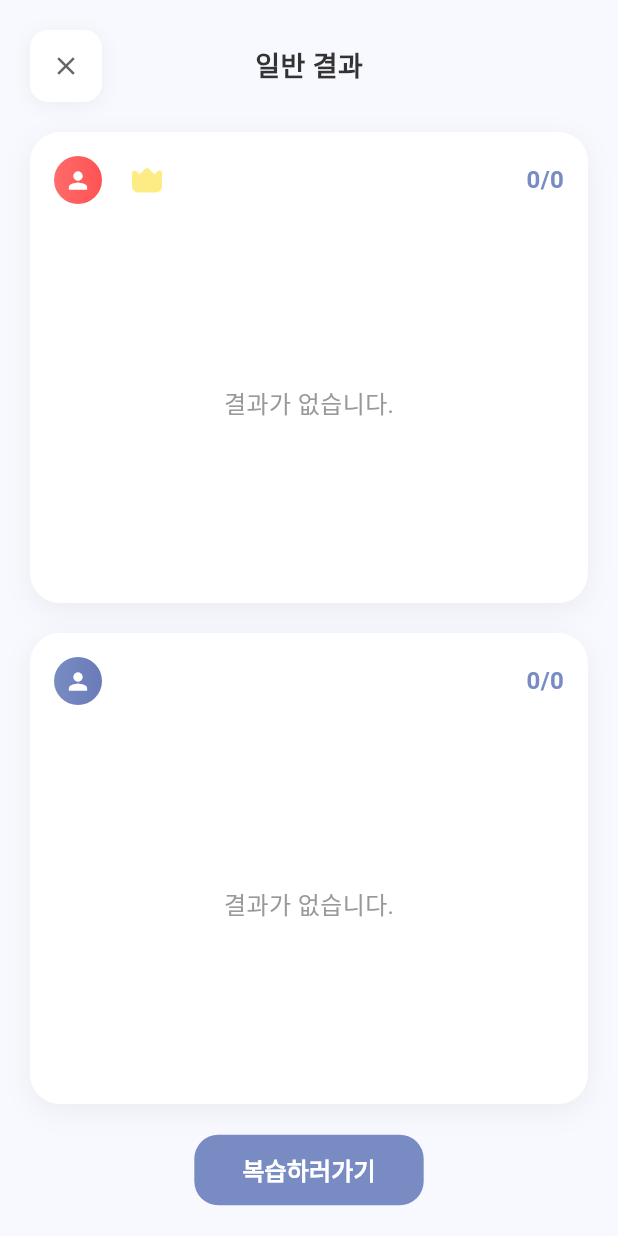
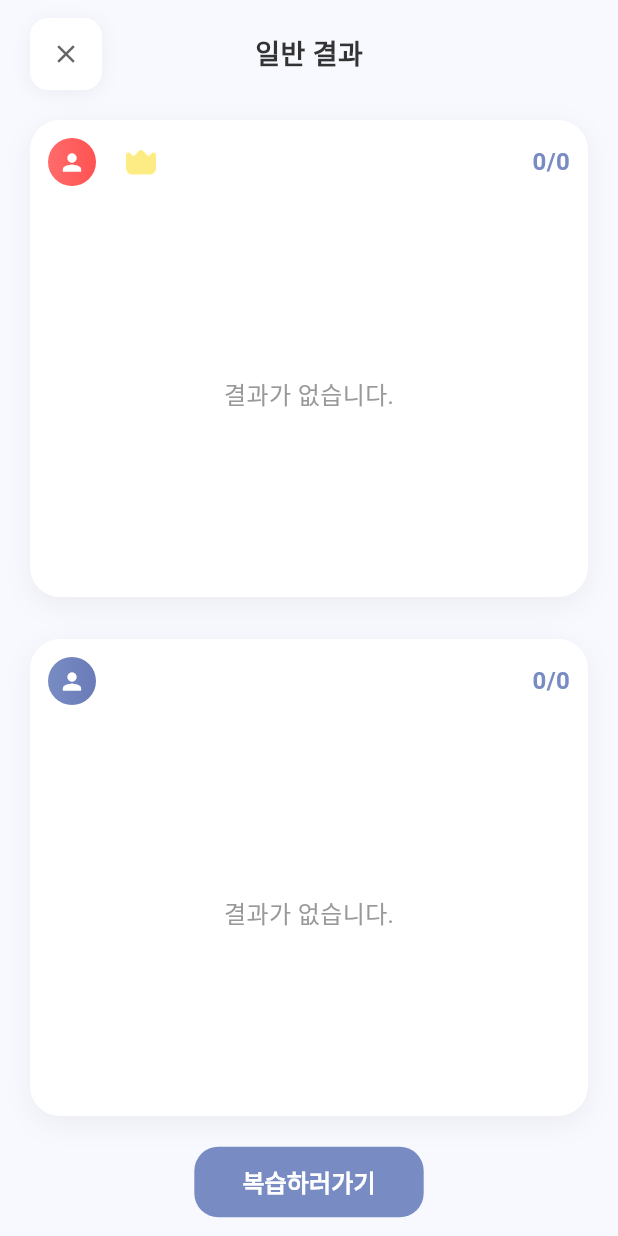
Before and after one commit to yen1011/Englitz, a Flutter app: the GameResultDetailScreen screen opened directly with empty values, on a phone screen of 412 x 824 dp. Run offline on Flutter 3.47's test engine with Material 3 defaults, Android fonts, the phone set to English and light mode, and no system bars; our stand-ins replace flutter_svg; Roboto replaces fonts that are missing (Pretendard); project files that could hold a hidden picture were left out.

Commit message:
fix bottom overflowed problem

```diff
--- a/lib/screens/game_result_detail_screen.dart
+++ b/lib/screens/game_result_detail_screen.dart
@@ -33,7 +33,7 @@
 
   Widget _buildHeader() {
     return Container(
-      padding: const EdgeInsets.all(20),
+      padding: const EdgeInsets.symmetric(horizontal: 20, vertical: 12),
       child: Row(
         children: [
           Container(
@@ -76,7 +76,7 @@
       children: [
         // 상대방 결과 섹션
         Expanded(child: _buildOpponentSection()),
-        const SizedBox(height: 20),
+        const SizedBox(height: 12),
         // 내 결과 섹션
         Expanded(child: _buildPlayerSection()),
       ],
@@ -85,8 +85,8 @@
 
   Widget _buildOpponentSection() {
     return Container(
-      margin: const EdgeInsets.symmetric(horizontal: 20),
-      padding: const EdgeInsets.all(16),
+      margin: const EdgeInsets.symmetric(horizontal: 20, vertical: 8),
+      padding: const EdgeInsets.all(12),
       decoration: BoxDecoration(
         color: Colors.white,
         borderRadius: BorderRadius.circular(20),
@@ -161,8 +161,8 @@
 
   Widget _buildPlayerSection() {
     return Container(
-      margin: const EdgeInsets.symmetric(horizontal: 20),
-      padding: const EdgeInsets.all(16),
+      margin: const EdgeInsets.symmetric(horizontal: 20, vertical: 8),
+      padding: const EdgeInsets.all(12),
       decoration: BoxDecoration(
         color: Colors.white,
         borderRadius: BorderRadius.circular(20),
@@ -275,8 +275,8 @@
     bool isOpponent,
   ) {
     return Container(
-      margin: const EdgeInsets.symmetric(horizontal: 8, vertical: 4),
-      padding: const EdgeInsets.all(16),
+      margin: const EdgeInsets.symmetric(horizontal: 8, vertical: 2),
+      padding: const EdgeInsets.all(12),
       decoration: BoxDecoration(
         color: Colors.white,
         borderRadius: BorderRadius.circular(16),
@@ -379,7 +379,7 @@
               ),
             ],
           ),
-          const SizedBox(height: 12),
+          const SizedBox(height: 8),
 
           // 문제 내용
           Text(
@@ -392,7 +392,7 @@
             maxLines: 1,
             overflow: TextOverflow.ellipsis,
           ),
-          const SizedBox(height: 8),
+          const SizedBox(height: 6),
 
           // 정답 (더 크게)
           Container(
@@ -432,7 +432,7 @@
 
           // 사용자 답안 (오답인 경우에만 표시)
           if (!result.isCorrect && result.userAnswer != null) ...[
-            const SizedBox(height: 6),
+            const SizedBox(height: 4),
             Container(
               width: double.infinity,
               padding: const EdgeInsets.all(8),
@@ -475,7 +475,7 @@
 
   Widget _buildNavigationButtons() {
     return Container(
-      padding: const EdgeInsets.all(20),
+      padding: const EdgeInsets.symmetric(horizontal: 20, vertical: 12),
       child: Center(
         child: ElevatedButton(
           onPressed: () {
```
Also changed, not shown: lib/screens/normal_game_screen.dart (+7 -4 lines).
